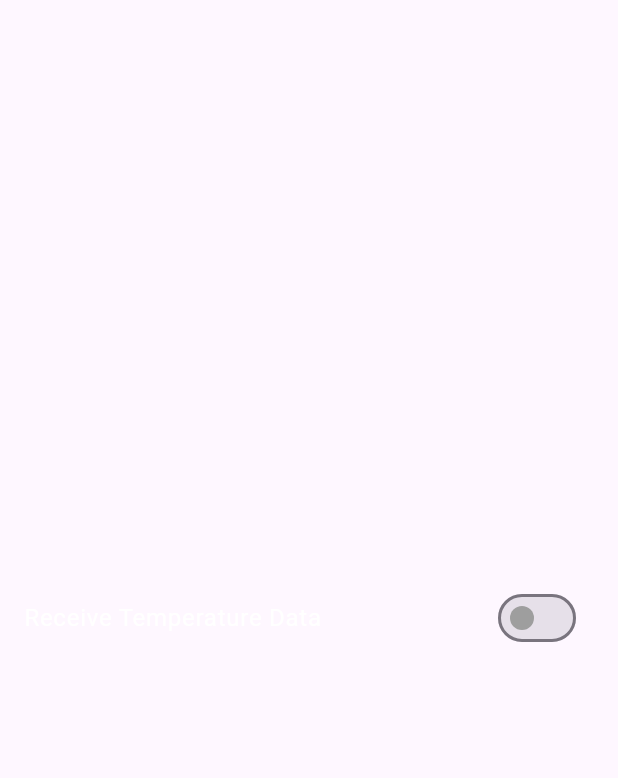
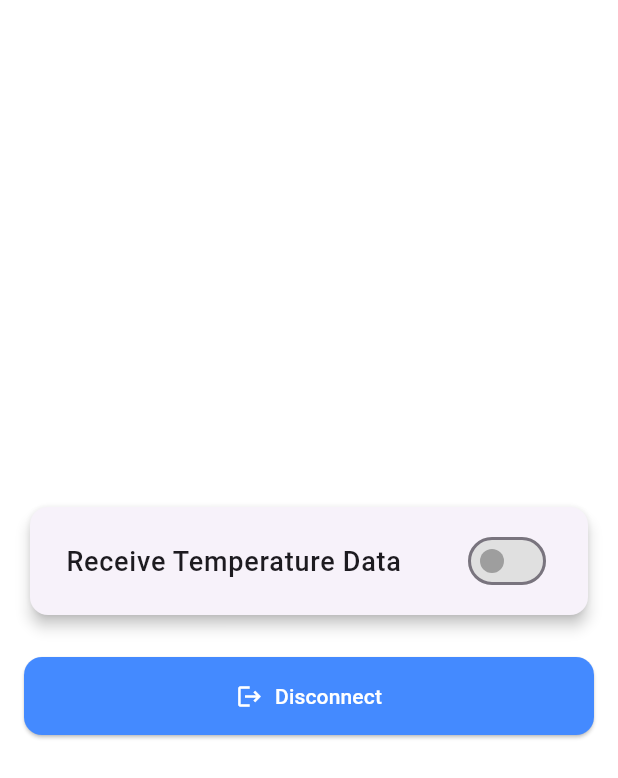
Before and after one commit to Ahmed-Abdelghany-11/Cryo_Control, a Flutter app: the SettingsScreen screen opened directly, after a tap on "Receive Temperature Data", on a phone screen of 412 x 824 dp. Shown: the top 778 px of the screen. Run offline on Flutter 3.47's test engine with Material 3 defaults, Android fonts, the phone set to English and light mode, and no system bars; our stand-ins replace fl_chart, flutter_bloc, fluttertoast, permission_handler, sleek_circular_slider.

Commit message:
feat: refactor settings screen and state management
This commit refactors the settings screen and introduces a new state management solution for settings-related features using a `SettingsCubit` and `SettingsState`.

- Creates `SettingsState` to manage the state of the settings screen, including `receiveTemp` (boolean), `isSwitching` (boolean), and toast message properties (`showWaitToast`, `toastMessage`, `toastColor`).
- Introduces `SettingsCubit` to handle state logic for the settings screen, replacing the previous simple boolean state.
- Implements `toggleReceiveTemperature` in `SettingsCubit` to handle the logic for turning temperature data reception on/off, including sending commands via `BluetoothService` and managing the `isSwitching` state with a delay.
- Adds `clearWaitToast` and `clearToast` methods to `SettingsCubit` to manage the visibility of toasts.
- Adds `disconnectAndNotify` method to `SettingsCubit` to handle Bluetooth disconnection and display a toast message.
- Updates `SettingsScreen` to use `BlocProvider` and `BlocConsumer` for managing and reacting to `SettingsState` changes.
- Enhances the UI of `SettingsScreen` with a `Card` for the SwitchListTile and adds a "Disconnect" button.
- Implements logic in `SettingsScreen` to show SnackBars and FlutterToasts based on the state of the `SettingsCubit`.
- Removes the disconnect button and its logic from `HomeScreen`, as this is now handled within the `SettingsScreen`.
- Initializes `MyApp` with a `BluetoothService` instance and passes it to `HomeScreen`.
- Changes the initial screen in `MyApp` to `HomeScreen`.
- Updates the text color in `GraphScreen` to black for the "No data available" message.
- Removes the retry loop for sending commands in `ControlCubit`, as the retry logic is now handled within `BluetoothService`.

```diff
--- a/lib/features/graph/presentation/view/graph_screen.dart
+++ b/lib/features/graph/presentation/view/graph_screen.dart
@@ -16,7 +16,7 @@ class GraphScreen extends StatelessWidget {
                 temperatures.isEmpty
                     ? const Text(
                       'No data available',
-                      style: TextStyle(color: Colors.white, fontSize: 18),
+                      style: TextStyle(color: Colors.black, fontSize: 18),
                     )
                     : LineChart(
                       LineChartData(
--- a/lib/features/settings/presentation/managers/settings_cubit.dart
+++ b/lib/features/settings/presentation/managers/settings_cubit.dart
@@ -1,16 +1,53 @@
+import 'package:cryo_control/features/settings/presentation/managers/settings_state.dart';
+import 'package:flutter/material.dart';
 import 'package:flutter_bloc/flutter_bloc.dart';
 import '../../../../core/utils/bluetooth_service.dart';
 
-class SettingsCubit extends Cubit<bool> {
+class SettingsCubit extends Cubit<SettingsState> {
   final BluetoothService bluetoothService;
 
-  SettingsCubit(this.bluetoothService) : super(false);
+  SettingsCubit(this.bluetoothService) : super(SettingsState.initial());
 
-  Future<void> setReceiveTemperature(bool value) async {
+  void toggleReceiveTemperature() {
+    if (state.isSwitching) {
+      emit(state.copyWith(showWaitToast: true));
+      return;
+    }
+    _setReceive(!state.receiveTemp);
+  }
+
+  Future<void> _setReceive(bool value) async {
+    emit(state.copyWith(isSwitching: true));
     final command = value ? 'TEMP:ON' : 'TEMP:OFF';
-    for (int i = 0; i < 5; i++) {
-      await bluetoothService.sendCommand(command);
+    await bluetoothService.sendCommand(command);
+    emit(state.copyWith(receiveTemp: value));
+
+    // lock out for 5 seconds
+    await Future.delayed(const Duration(seconds: 5));
+    emit(state.copyWith(isSwitching: false));
+  }
+
+  void clearWaitToast() {
+    emit(state.copyWith());
+  }
+
+  void clearToast() {
+    emit(state.copyWith());
+  }
+
+  Future<void> disconnectAndNotify() async {
+    try {
+      await bluetoothService.disconnect();
+      emit(
+        state.copyWith(toastMessage: 'Disconnected', toastColor: Colors.green),
+      );
+    } catch (e) {
+      emit(
+        state.copyWith(
+          toastMessage: 'Error disconnecting: \$e',
+          toastColor: Colors.red,
+        ),
+      );
     }
-    emit(value);
   }
 }
--- /dev/null
+++ b/lib/features/settings/presentation/managers/settings_state.dart
@@ -0,0 +1,38 @@
+import 'dart:ui';
+
+import 'package:flutter/material.dart';
+
+class SettingsState {
+  final bool receiveTemp;
+  final bool isSwitching;
+  final bool showWaitToast;
+  final String toastMessage;
+  final Color toastColor;
+
+  SettingsState({
+    required this.receiveTemp,
+    required this.isSwitching,
+    this.showWaitToast = false,
+    this.toastMessage = '',
+    this.toastColor = Colors.green,
+  });
+
+  factory SettingsState.initial() =>
+      SettingsState(receiveTemp: false, isSwitching: false);
+
+  SettingsState copyWith({
+    bool? receiveTemp,
+    bool? isSwitching,
+    bool? showWaitToast,
+    String? toastMessage,
+    Color? toastColor,
+  }) {
+    return SettingsState(
+      receiveTemp: receiveTemp ?? this.receiveTemp,
+      isSwitching: isSwitching ?? this.isSwitching,
+      showWaitToast: showWaitToast ?? false,
+      toastMessage: toastMessage ?? '',
+      toastColor: toastColor ?? this.toastColor,
+    );
+  }
+}
--- a/lib/features/settings/presentation/view/settings_screen.dart
+++ b/lib/features/settings/presentation/view/settings_screen.dart
@@ -1,28 +1,106 @@
 import 'package:flutter/material.dart';
 import 'package:flutter_bloc/flutter_bloc.dart';
+import 'package:fluttertoast/fluttertoast.dart';
 
+import '../../../../core/utils/bluetooth_service.dart';
 import '../managers/settings_cubit.dart';
+import '../managers/settings_state.dart';
 
 class SettingsScreen extends StatelessWidget {
+  final BluetoothService bluetoothService = BluetoothService();
+
+  SettingsScreen({Key? key}) : super(key: key);
+
   @override
   Widget build(BuildContext context) {
-    return BlocBuilder<SettingsCubit, bool>(
-      builder: (context, receiveTemperature) {
-        return Center(
-          child: SwitchListTile(
-            title: const Text(
-              'Receive Temperature Data',
-              style: TextStyle(color: Colors.white),
-            ),
-            value: receiveTemperature,
-            activeColor: Colors.blueAccent,
-            inactiveThumbColor: Colors.grey,
-            onChanged: (value) {
-              context.read<SettingsCubit>().setReceiveTemperature(value);
+    return BlocProvider(
+      create: (_) => SettingsCubit(bluetoothService),
+      child: Scaffold(
+        backgroundColor: Colors.white,
+        body: Padding(
+          padding: const EdgeInsets.all(16.0),
+          child: BlocConsumer<SettingsCubit, SettingsState>(
+            listenWhen:
+                (prev, curr) =>
+                    curr.showWaitToast || curr.toastMessage.isNotEmpty,
+            listener: (context, state) {
+              if (state.showWaitToast) {
+                ScaffoldMessenger.of(context).showSnackBar(
+                  SnackBar(
+                    content: Text('Please wait...'),
+                    duration: Duration(seconds: 1),
+                  ),
+                );
+                context.read<SettingsCubit>().clearWaitToast();
+              }
+              if (state.toastMessage.isNotEmpty) {
+                Fluttertoast.showToast(
+                  msg: state.toastMessage,
+                  backgroundColor: state.toastColor,
+                );
+                context.read<SettingsCubit>().clearToast();
+              }
+            },
+            builder: (context, state) {
+              return Column(
+                mainAxisAlignment: MainAxisAlignment.center,
+                crossAxisAlignment: CrossAxisAlignment.stretch,
+                children: [
+                  Card(
+                    elevation: 4,
+                    shape: RoundedRectangleBorder(
+                      borderRadius: BorderRadius.circular(12),
+                    ),
+                    child: SwitchListTile(
+                      contentPadding: const EdgeInsets.symmetric(
+                        horizontal: 24,
+                        vertical: 8,
+                      ),
+                      title: const Text(
+                        'Receive Temperature Data',
+                        style: TextStyle(
+                          fontSize: 18,
+                          fontWeight: FontWeight.w500,
+                        ),
+                      ),
+                      value: state.receiveTemp,
+                      activeColor: Colors.white,
+                      activeTrackColor: Colors.blueAccent,
+                      inactiveThumbColor: Colors.grey,
+                      inactiveTrackColor: Colors.grey.shade300,
+                      onChanged:
+                          (_) =>
+                              context
+                                  .read<SettingsCubit>()
+                                  .toggleReceiveTemperature(),
+                    ),
+                  ),
+
+                  const SizedBox(height: 24),
+
+                  ElevatedButton.icon(
+                    icon: const Icon(Icons.logout, color: Colors.white),
+                    label: const Text(
+                      'Disconnect',
+                      style: TextStyle(color: Colors.white),
+                    ),
+                    style: ElevatedButton.styleFrom(
+                      backgroundColor: Colors.blueAccent,
+                      padding: const EdgeInsets.symmetric(vertical: 16),
+                      shape: RoundedRectangleBorder(
+                        borderRadius: BorderRadius.circular(12),
+                      ),
+                    ),
+                    onPressed:
+                        () =>
+                            context.read<SettingsCubit>().disconnectAndNotify(),
+                  ),
+                ],
+              );
             },
           ),
-        );
-      },
+        ),
+      ),
     );
   }
 }
--- a/lib/main.dart
+++ b/lib/main.dart
@@ -1,19 +1,23 @@
 import 'package:cryo_control/features/home/presentation/view/screen/connect_screen.dart';
+import 'package:cryo_control/features/home/presentation/view/screen/home_screen.dart';
 import 'package:flutter/material.dart';
 
+import 'core/utils/bluetooth_service.dart';
+
 void main() {
-  runApp(const MyApp());
+  runApp(MyApp());
 }
 
 class MyApp extends StatelessWidget {
-  const MyApp({super.key});
+  final BluetoothService bluetoothService = BluetoothService();
+  MyApp({super.key});
 
   @override
   Widget build(BuildContext context) {
     return MaterialApp(
       title: 'Cryo Control',
       debugShowCheckedModeBanner: false,
-      home: const ConnectScreen(),
+      home: HomeScreen(bluetoothService: bluetoothService),
     );
   }
 }
```
Also changed, not shown: lib/features/control/presentation/managers/control_cubit.dart (+3 -9 lines), lib/features/home/presentation/view/screen/home_screen.dart (+1 -28 lines).
